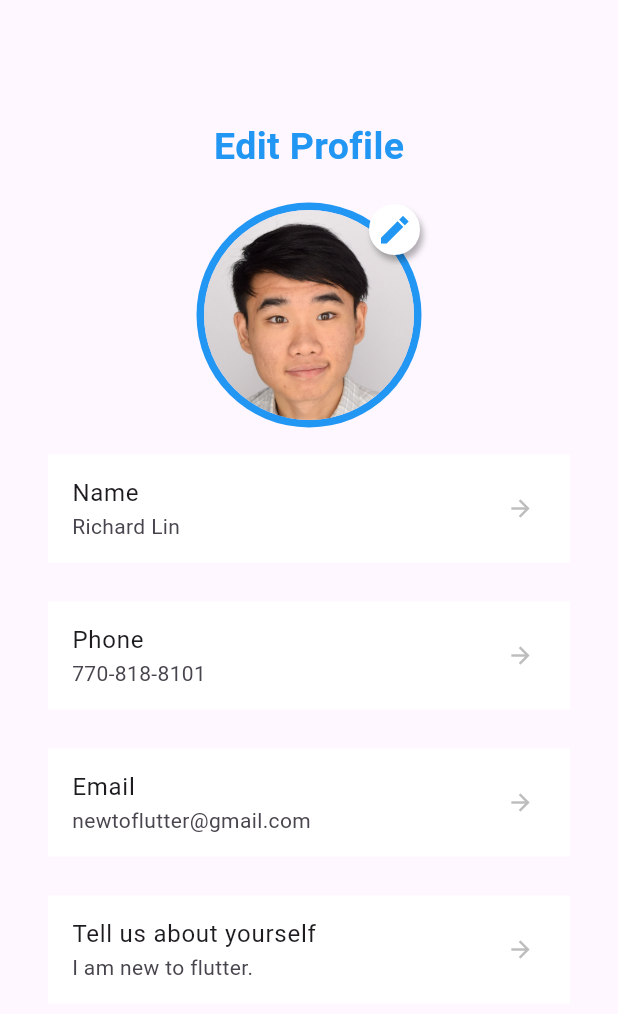
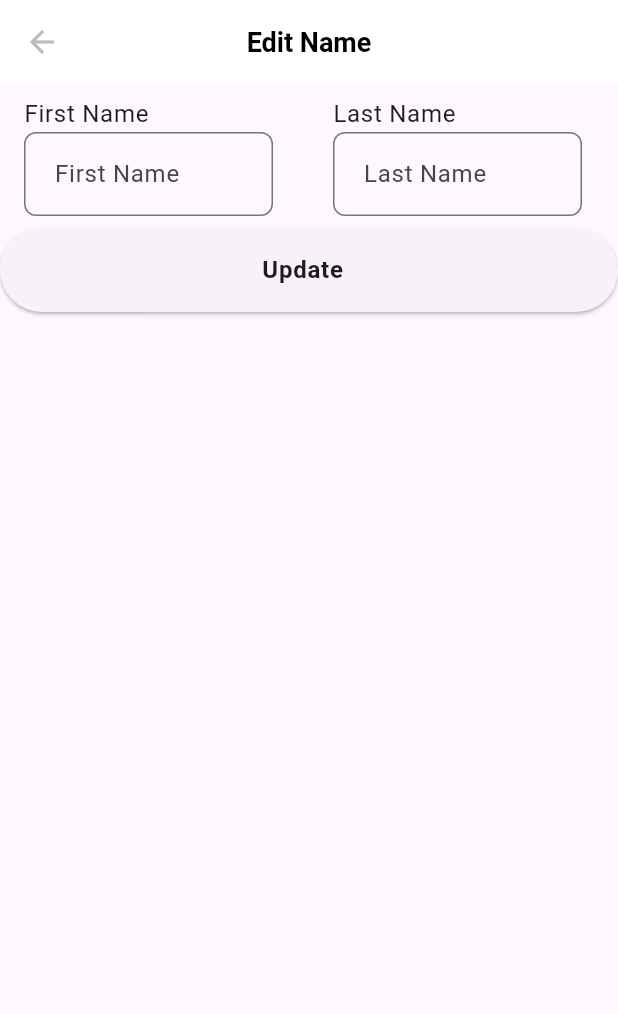
Before and after one commit to richardlin7/profile-page, a Flutter app: the screen it shows after launch, after a tap on "Name", on a phone screen of 412 x 824 dp. Shown: the top 1014 px of the screen. Run offline on Flutter 3.47's test engine with Material 3 defaults, Android fonts, the phone set to English and light mode, and no system bars.

Commit message:
Updated Pages
Working pages and state. Yet to implement profile photo change.

```diff
--- a/lib/main.dart
+++ b/lib/main.dart
@@ -1,5 +1,8 @@
-import 'package:flutter/cupertino.dart';
 import 'package:flutter/material.dart';
+import 'package:profile/name.dart';
+import 'package:profile/phone.dart';
+import 'package:profile/email.dart';
+import 'package:profile/info.dart';
 
 void main() {
   runApp(const MyApp());
@@ -7,22 +10,33 @@ void main() {
 
 class MyApp extends StatelessWidget {
   const MyApp({super.key});
-
   @override
   Widget build(BuildContext context) {
     return MaterialApp(
+      debugShowCheckedModeBanner: false,
       title: 'Profile Page',
       theme: ThemeData(
         colorScheme: ColorScheme.fromSeed(seedColor: Colors.deepPurple),
         useMaterial3: true,
       ),
-      home: const ProfileScreen(),
+      home: ProfileScreen(
+        pState: ProfileState(
+            fName: "Richard",
+            lName: "Lin",
+            phone: "770-818-8101",
+            email: "newtoflutter@gmail.com",
+            info: "I am a software developer who is trying out Flutter."),
+      ),
     );
   }
 }
 
 class ProfileScreen extends StatelessWidget {
-  const ProfileScreen({super.key});
+  final ProfileState pState;
+  final String email = 'newtoflutter@gmail.com';
+  final String info = 'I am a software developer who is trying out Flutter.';
+
+  const ProfileScreen({required this.pState});
 
   @override
   Widget build(BuildContext context) {
@@ -32,7 +46,7 @@ class ProfileScreen extends StatelessWidget {
         child: Column(
           children: [
             const SizedBox(height: 40),
-            Text(
+            const Text(
               'Edit Profile',
               style: TextStyle(
                   color: Colors.blue,
@@ -40,9 +54,15 @@ class ProfileScreen extends StatelessWidget {
                   fontSize: 25,
                   fontWeight: FontWeight.bold),
             ),
-            Stack(
+            TextButton(
+                style: ElevatedButton.styleFrom(
+                  elevation: 0,
+                  foregroundColor: Colors.white,
+                ),
+                onPressed: () {},
+                child: Stack(
                   children: [
-                CircleAvatar(
+                    const CircleAvatar(
                       radius: 75,
                       backgroundColor: Colors.blue,
                       child: CircleAvatar(
@@ -56,14 +76,15 @@ class ProfileScreen extends StatelessWidget {
                       child: Container(
                         child: Padding(
                           padding: const EdgeInsets.all(2.0),
-                      child: Icon(Icons.create_sharp, color: Colors.blue),
+                          child: const Icon(Icons.create_sharp,
+                              color: Colors.blue),
                         ),
                         decoration: BoxDecoration(
                             border: Border.all(
                               width: 3,
                               color: Colors.white,
                             ),
-                        borderRadius: BorderRadius.all(
+                            borderRadius: const BorderRadius.all(
                               Radius.circular(
                                 50,
                               ),
@@ -71,7 +92,7 @@ class ProfileScreen extends StatelessWidget {
                             color: Colors.white,
                             boxShadow: [
                               BoxShadow(
-                            offset: Offset(2, 4),
+                                offset: const Offset(2, 4),
                                 color: Colors.black.withOpacity(
                                   0.3,
                                 ),
@@ -81,48 +102,60 @@ class ProfileScreen extends StatelessWidget {
                       ),
                     ),
                   ],
-            ),
+                )),
             const SizedBox(height: 10),
             TextButton(
                 onPressed: () {
-                  print('button pressed!');
+                  Navigator.push(
+                      context,
+                      MaterialPageRoute(
+                          builder: (context) => NamePage(pState)));
                 },
                 child: ListTile(
-                    title: Text('Name'),
-                    subtitle: Text('Richard Lin'),
+                    title: const Text('Name'),
+                    subtitle: Text('${pState.fName}' ' ' '${pState.lName}'),
                     trailing:
                         Icon(Icons.arrow_forward, color: Colors.grey.shade400),
                     tileColor: Colors.white)),
             const SizedBox(height: 10),
             TextButton(
                 onPressed: () {
-                  print('button pressed!');
+                  Navigator.push(
+                      context,
+                      MaterialPageRoute(
+                          builder: (context) => PhonePage(pState)));
                 },
                 child: ListTile(
-                    title: Text('Phone'),
-                    subtitle: Text('770-818-8101'),
+                    title: const Text('Phone'),
+                    subtitle: Text('${pState.phone}'),
                     trailing:
                         Icon(Icons.arrow_forward, color: Colors.grey.shade400),
                     tileColor: Colors.white)),
             const SizedBox(height: 10),
             TextButton(
                 onPressed: () {
-                  print('button pressed!');
+                  Navigator.push(
+                      context,
+                      MaterialPageRoute(
+                          builder: (context) => EmailPage(pState)));
                 },
                 child: ListTile(
-                    title: Text('Email'),
-                    subtitle: Text('newtoflutter@gmail.com'),
+                    title: const Text('Email'),
+                    subtitle: Text('${pState.email}'),
                     trailing:
                         Icon(Icons.arrow_forward, color: Colors.grey.shade400),
                     tileColor: Colors.white)),
             const SizedBox(height: 10),
             TextButton(
                 onPressed: () {
-                  print('button pressed!');
+                  Navigator.push(
+                      context,
+                      MaterialPageRoute(
+                          builder: (context) => InfoPage(pState)));
                 },
                 child: ListTile(
-                    title: Text('Tell us about yourself'),
-                    subtitle: Text('I am new to flutter.'),
+                    title: const Text('Tell us about yourself'),
+                    subtitle: Text('${pState.info}'),
                     trailing:
                         Icon(Icons.arrow_forward, color: Colors.grey.shade400),
                     tileColor: Colors.white)),
@@ -134,25 +167,4 @@ class ProfileScreen extends StatelessWidget {
       ),
     );
   }
-
-  itemProfile(String title, String subtitle) {
-    return Container(
-      decoration: BoxDecoration(
-          color: Colors.white,
-          borderRadius: BorderRadius.circular(10),
-          boxShadow: [
-            BoxShadow(
-                offset: Offset(0, 5),
-                color: Colors.grey.withOpacity(.2),
-                spreadRadius: 2,
-                blurRadius: 10)
-          ]),
-      child: ListTile(
-        title: Text(title),
-        subtitle: Text(subtitle),
-        trailing: Icon(Icons.arrow_forward, color: Colors.grey.shade400),
-        tileColor: Colors.white,
-      ),
-    );
 }
-}
--- /dev/null
+++ b/lib/name.dart
@@ -0,0 +1,129 @@
+import 'package:flutter/material.dart';
+import 'package:profile/main.dart';
+
+class ProfileState {
+  String? fName;
+  String? lName;
+  String? phone;
+  String? email;
+  String? info;
+
+  ProfileState({this.fName, this.lName, this.phone, this.email, this.info});
+}
+
+class NamePage extends StatefulWidget {
+  final ProfileState pState;
+
+  const NamePage(this.pState);
+  @override
+  _NamePageState createState() => _NamePageState();
+}
+
+class _NamePageState extends State<NamePage> {
+  String firstName = "Richard";
+  String lastName = "Lin";
+
+  @override
+  Widget build(BuildContext context) {
+    return MaterialApp(
+      debugShowCheckedModeBanner: false,
+      home: Scaffold(
+        appBar: appBar(context),
+        body: Column(
+          children: [
+            Row(
+              children: [
+                Expanded(
+                  child: ListTile(
+                    title: const Text('First Name'),
+                    subtitle: TextFormField(
+                      onChanged: (value) {
+                        firstName = value;
+                      },
+                      decoration: const InputDecoration(
+                        border: OutlineInputBorder(
+                            borderRadius: BorderRadius.all(Radius.circular(8))),
+                        hintText: ' First Name',
+                      ),
+                    ),
+                  ),
+                ),
+                Expanded(
+                  child: ListTile(
+                    title: const Text('Last Name'),
+                    subtitle: TextFormField(
+                      onChanged: (value) {
+                        setState(() {
+                          lastName = value;
+                        });
+                      },
+                      decoration: const InputDecoration(
+                        border: OutlineInputBorder(
+                            borderRadius: BorderRadius.all(Radius.circular(8))),
+                        hintText: ' Last Name',
+                      ),
+                    ),
+                  ),
+                ),
+              ],
+            ),
+            ElevatedButton(
+                onPressed: () {
+                  Navigator.push(
+                      context,
+                      MaterialPageRoute(
+                          builder: (context) => ProfileScreen(
+                              pState: ProfileState(
+                                  fName: firstName,
+                                  lName: lastName,
+                                  phone: widget.pState.phone,
+                                  email: widget.pState.email,
+                                  info: widget.pState.info))));
+                },
+                child: ListTile(
+                  title: const Text(
+                    'Update',
+                    textAlign: TextAlign.center,
+                    style: TextStyle(fontWeight: FontWeight.bold),
+                  ),
+                )),
+          ],
+        ),
+      ),
+    );
+  }
+
+  AppBar appBar(BuildContext context) {
+    return AppBar(
+      title: const Text(
+        'Edit Name',
+        style: TextStyle(
+            color: Colors.black, fontSize: 18, fontWeight: FontWeight.bold),
+      ),
+      backgroundColor: Colors.white,
+      elevation: 0.0,
+      centerTitle: true,
+      leading: GestureDetector(
+        onTap: () {
+          Navigator.push(
+              context,
+              MaterialPageRoute(
+                builder: (context) => ProfileScreen(
+                    pState: ProfileState(
+                  fName: widget.pState.fName,
+                  lName: widget.pState.lName,
+                  phone: widget.pState.phone,
+                  email: widget.pState.email,
+                  info: widget.pState.info,
+                )),
+              ));
+        },
+        child: Container(
+          margin: const EdgeInsets.all(10),
+          decoration: BoxDecoration(borderRadius: BorderRadius.circular(10)),
+          child: Icon(Icons.arrow_back, color: Colors.grey.shade400),
+        ),
+      ),
+    );
+  }
+}
--- a/pubspec.yaml
+++ b/pubspec.yaml
@@ -34,6 +34,7 @@ dependencies:
   # The following adds the Cupertino Icons font to your application.
   # Use with the CupertinoIcons class for iOS style icons.
   cupertino_icons: ^1.0.2
+  flutter_svg: ^2.0.9
 
 dev_dependencies:
   flutter_test:
@@ -44,7 +45,7 @@ dev_dependencies:
   # activated in the `analysis_options.yaml` file located at the root of your
   # package. See that file for information about deactivating specific lint
   # rules and activating additional ones.
-  flutter_lints: ^2.0.0
+  flutter_lints: ^3.0.1
 
 # For information on the generic Dart part of this file, see the
 # following page: https://dart.dev/tools/pub/pubspec
```
Also changed, not shown: lib/email.dart (added, +102 -0 lines), lib/info.dart (added, +102 -0 lines), lib/phone.dart (added, +102 -0 lines), pubspec.lock. Lines whose indentation alone changed are shown as unchanged.
